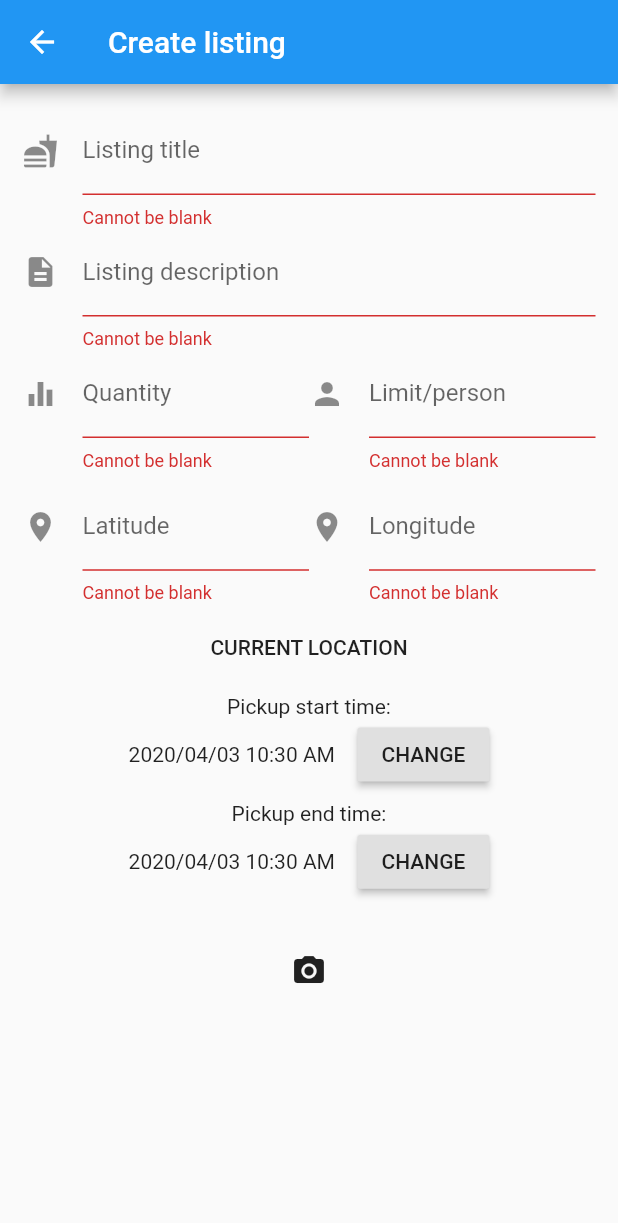
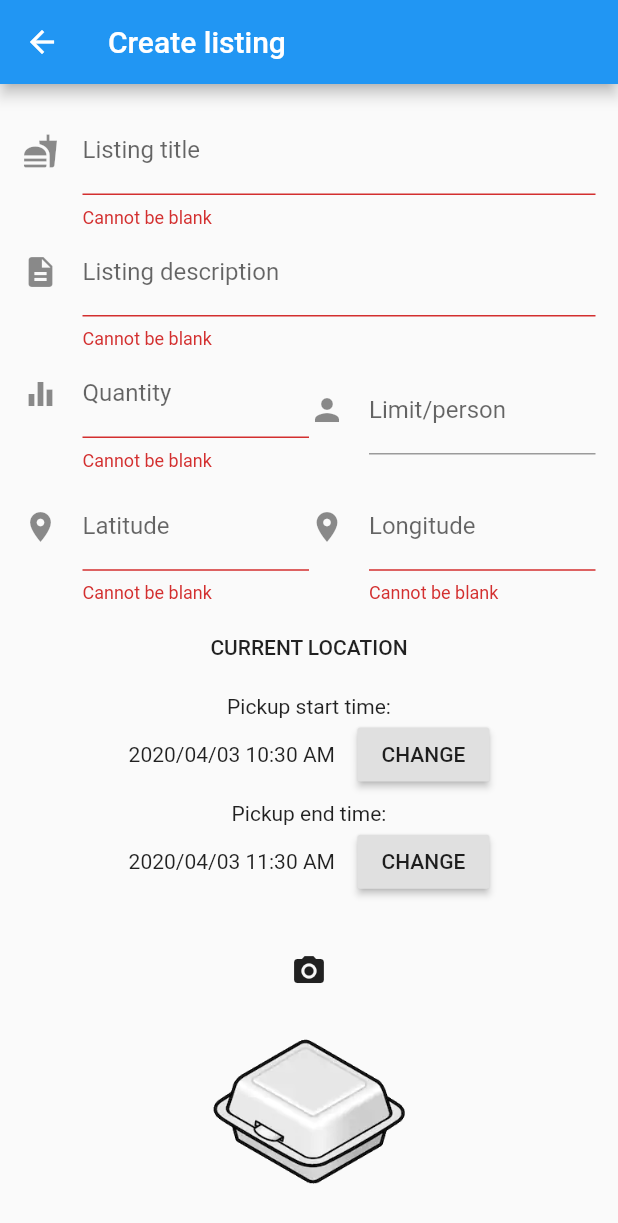
Before and after one commit to malcolm-weathers/leftovers, a Flutter app: the CreateListing screen opened directly with empty values, after a tap on "SUBMIT", on a phone screen of 412 x 824 dp. Shown: the top 1223 px of the screen. Run offline on Flutter 3.47's test engine with Material 2 defaults, Android fonts, the phone set to English and light mode, and no system bars; our stand-ins replace cloud_firestore, firebase_auth, firebase_storage, image_cropper, image_picker, location; accounts and stored records are empty.

Commit message:
fixes & stuff

```diff
--- a/lib/createlisting.dart
+++ b/lib/createlisting.dart
@@ -17,53 +17,30 @@ class CreateListing extends StatefulWidget {
 }
 
 class CreateListingState extends State<CreateListing> {
-  String _email;
-  String _title, _descr;
+  String _email, _title, _descr;
+  File _image;
   int _quantity, _limit;
   double _lat, _lon;
-
-  List<File> _imgs = [];
 
   final GlobalKey<FormState> _formKey = new GlobalKey<FormState>();
   var txtLat = TextEditingController();
   var txtLon = TextEditingController();
   Auth authHandler = new Auth();
 
-  String _timeS, _timeT;
-
-  DateTime _selectedDateS = DateTime.now();
-  DateTime _selectedDateT = DateTime.now();
-  TimeOfDay _selectedTimeS = TimeOfDay.now();
-  TimeOfDay _selectedTimeT = TimeOfDay.now();
+  DateTime _start = DateTime.now(), _finish = DateTime.now().add(Duration(hours: 1));
+  String _startS, _finishS;
 
   CreateListingState(String email) {
     _email = email;
-
-    TimeOfDay tt = _selectedTimeS.replacing(hour: _selectedTimeS.hourOfPeriod);
-
-    if (_selectedTimeS.hour < 12) {
-      _timeS = '${tt.hour}:${tt.minute.toString().padLeft(2, "0")} AM';
-    } else {
-      _timeS = '${tt.hour}:${tt.minute.toString().padLeft(2, "0")} PM';
-    }
-    tt = _selectedTimeT.replacing(hour: _selectedTimeT.hourOfPeriod);
-    if (_selectedTimeT.hour < 12) {
-      _timeT = '${tt.hour}:${tt.minute.toString().padLeft(2, "0")} AM';
-    } else {
-      _timeT = '${tt.hour}:${tt.minute.toString().padLeft(2, "0")} PM';
-    }
+    _setTimeStrings();
   }
 
   void _submitForm() {
     final FormState form = _formKey.currentState;
-    DateTime _dss = DateTime.utc(_selectedDateS.year, _selectedDateS.month, _selectedDateS.day,
-        _selectedTimeS.hour, _selectedTimeS.minute).toLocal().add(Duration(hours:5));
-    DateTime _dst = DateTime.utc(_selectedDateT.year, _selectedDateT.month, _selectedDateT.day,
-        _selectedTimeT.hour, _selectedTimeT.minute).toLocal().add(Duration(hours:5));
-    if (_dss.millisecondsSinceEpoch > _dst.millisecondsSinceEpoch + 3600000 && _imgs.length > 0) {
+    if (_start.millisecondsSinceEpoch > _finish.millisecondsSinceEpoch + 3600000 && _image != null) {
       print('End time must be at least an hour after start time');
       print('At least one image must be uploaded');
-    } else if (form.validate() && _timeS != null && _timeT != null) {
+    } else if (form.validate()) {
       form.save();
 
       Map<String, dynamic> newListing = {
@@ -76,14 +53,13 @@ class CreateListingState extends State<CreateListing> {
           'latitude': _lat,
           'longitude': _lon
         },
-        'time_s': _dss.millisecondsSinceEpoch / 1000,
-        'time_t': _dst.millisecondsSinceEpoch / 1000,
+        'time_s': _start.millisecondsSinceEpoch / 1000,
+        'time_t': _finish.millisecondsSinceEpoch / 1000,
         'claimed': {},
       };
 
       authHandler.listingSet(null, newListing).then((String docID) {
-        //_showDialog(context, 'Listing created', '');
-        authHandler.uploadImages(docID, _imgs).then((int value) {
+        authHandler.uploadImage(docID, _image).then((int value) {
           _showDialog(context, 'Listing created', '');
         });
       });
@@ -92,73 +68,105 @@ class CreateListingState extends State<CreateListing> {
     }
   }
 
+  void _setTimeStrings() {
+    String _hourS, _hourT, _amS, _amT;
+
+    if (_start.hour == 0) {
+      _hourS = '12';
+      _amS = 'AM';
+    } else if (_start.hour >= 12) {
+      _amS = 'PM';
+      if (_start.hour > 12) {
+        _hourS = (_start.hour - 12).toString();
+      } else {
+        _hourS = _start.hour.toString();
+      }
+    } else {
+      _hourS = _start.hour.toString();
+      _amS = 'AM';
+    }
+
+    if (_finish.hour == 0) {
+      _hourT = '12';
+      _amT = 'AM';
+    } else if (_finish.hour >= 12) {
+      _amT = 'PM';
+      if (_finish.hour > 12) {
+        _hourT = (_finish.hour - 12).toString();
+      } else {
+        _hourT = _finish.hour.toString();
+      }
+    } else {
+      _hourT = _finish.hour.toString();
+      _amT = 'AM';
+    }
+
+    _startS = '${_start.year}/${_start.month.toString().padLeft(2,"0")}/${_start.day.toString().padLeft(2,"0")} $_hourS:${_start.minute.toString().padLeft(2,"0")} $_amS';
+    _finishS = '${_finish.year}/${_finish.month.toString().padLeft(2,"0")}/${_finish.day.toString().padLeft(2,"0")} $_hourT:${_finish.minute.toString().padLeft(2,"0")} $_amT';
+  }
+
   Future<void> _selectDate(BuildContext context) async {
     final DateTime picked = await showDatePicker(
         context: context,
-        initialDate: _selectedDateS,
-        firstDate: DateTime.now().subtract(Duration(days: 1)),// DateTime(2015, 8),
-        lastDate: DateTime.now().add(Duration(days: 7)));
-    if (picked != null && picked != _selectedDateS)
+        initialDate: _start,
+        firstDate: DateTime.now().subtract(Duration(hours: 1)),
+        lastDate: DateTime.now().add(Duration(days: 7))
+    );
+    if (picked != null)
       setState(() {
-        _selectedDateS = picked;
+        _start = picked;
+        _setTimeStrings();
       });
   }
 
   Future<void> _selectDateT(BuildContext context) async {
     final DateTime picked = await showDatePicker(
         context: context,
-        initialDate: _selectedDateT,
-        firstDate: DateTime.now().subtract(Duration(days: 1)),// DateTime(2015, 8),
+        initialDate: _finish,
+        firstDate: DateTime.now().subtract(Duration(hours: 1)),
         lastDate: DateTime.now().add(Duration(days: 7)));
-    if (picked != null && picked != _selectedDateT)
+    if (picked != null)
       setState(() {
-        _selectedDateT = picked;
+        _finish = picked;
+        _setTimeStrings();
       });
   }
 
   Future<void> _selectTime(BuildContext context) async {
     final TimeOfDay picked = await showTimePicker(
       context: context,
-      initialTime: _selectedTimeS,
+      initialTime: TimeOfDay.now(),
     );
-    if (picked != null && picked != _selectedTimeS)
+    if (picked != null) {
       setState(() {
-        _selectedTimeS = picked;
-        TimeOfDay tt = _selectedTimeS.replacing(hour: _selectedTimeS.hourOfPeriod);
-        if (_selectedTimeS.hour < 12) {
-          _timeS = '${tt.hour}:${tt.minute.toString().padLeft(2, "0")} AM';
-        } else {
-          _timeS = '${tt.hour}:${tt.minute.toString().padLeft(2, "0")} PM';
+        _start = DateTime.utc(_start.year, _start.month, _start.day, picked.hour, picked.minute);
+        _setTimeStrings();
+      });
     }
-      });
   }
 
   Future<void> _selectTimeT(BuildContext context) async {
     final TimeOfDay picked = await showTimePicker(
       context: context,
-      initialTime: _selectedTimeT,
+      initialTime: TimeOfDay.now().replacing(hour: TimeOfDay.now().hour + 1),
     );
-    if (picked != null && picked != _selectedTimeT)
+    if (picked != null) {
       setState(() {
-        _selectedTimeT = picked;
-        TimeOfDay tt = _selectedTimeT.replacing(hour: _selectedTimeT.hourOfPeriod);
-        if (_selectedTimeT.hour < 12) {
-          _timeT = '${tt.hour}:${tt.minute.toString().padLeft(2, "0")} AM';
-        } else {
-          _timeT = '${tt.hour}:${tt.minute.toString().padLeft(2, "0")} PM';
+        _finish = DateTime.utc(_finish.year, _finish.month, _finish.day, picked.hour, picked.minute);
+        _setTimeStrings();
+      });
     }
-      });
   }
 
   Future getImage() async {
-    File _image = await imagepicker.ImagePicker.pickImage(
+    File _x = await imagepicker.ImagePicker.pickImage(
       source: imagepicker.ImageSource.gallery,
     );
-    if (_image == null) {
+    if (_x == null) {
       return;
     }
     File _cropped = await ImageCropper.cropImage(
-      sourcePath: _image.path,
+      sourcePath: _x.path,
       aspectRatio: CropAspectRatio(ratioX: 1.0, ratioY: 1.0),
       maxHeight: 600,
       maxWidth: 600,
@@ -167,7 +175,7 @@ class CreateListingState extends State<CreateListing> {
       return;
     }
     setState(() {
-      _imgs.add(_cropped);
+      _image = _cropped;
     });
   }
 
@@ -248,12 +256,13 @@ class CreateListingState extends State<CreateListing> {
                         decoration: const InputDecoration(
                           icon: Icon(Icons.person),
                           labelText: 'Limit/person',
-                              hintText: '0 for no limit'
+                          hintText: 'Blank for no limit'
                         ),
                         keyboardType: TextInputType.number,
                         validator: (value) {
                           if (value == '') {
-                              return 'Cannot be blank';
+                            _limit = 0;
+                            return null;
                           }
                           if (int.parse(value) < 0) {
                             return 'Cannot be negative. Use 0 for no limit';
@@ -325,9 +334,7 @@ class CreateListingState extends State<CreateListing> {
                   mainAxisAlignment: MainAxisAlignment.center,
                   crossAxisAlignment: CrossAxisAlignment.center,
                   children: <Widget>[
-                    Text(
-                        '${_selectedDateS.year}/${_selectedDateS.month.toString().padLeft(2, "0")}/${_selectedDateS.day.toString().padLeft(2, "0")} $_timeS'
-                    ),
+                    Text('$_startS'),
                     SizedBox(width: 15.0),
                     RaisedButton(
                         child: Text('CHANGE'),
@@ -345,9 +352,7 @@ class CreateListingState extends State<CreateListing> {
                   mainAxisAlignment: MainAxisAlignment.center,
                   crossAxisAlignment: CrossAxisAlignment.center,
                   children: <Widget>[
-                    Text(
-                        '${_selectedDateT.year}/${_selectedDateT.month.toString().padLeft(2, "0")}/${_selectedDateT.day.toString().padLeft(2, "0")} $_timeT'
-                    ),
+                    Text('$_finishS'),
                     SizedBox(width: 15.0),
                     RaisedButton(
                         child: Text('CHANGE'),
@@ -364,9 +369,18 @@ class CreateListingState extends State<CreateListing> {
                   icon: Icon(Icons.camera_alt),
                   onPressed: getImage,
                 ),
-                SizedBox(
-                  height: 150,
-                  child: ListView.builder(
+                Container(
+                  child: _image == null ? Image.asset('assets/icon.png',height:150) : Image.file(_image,height:150)
+                ),
+                /*SizedBox(
+                  height: 150.0,
+                  child: FadeInImage.memoryNetwork(
+                    placeholder: 'assets/icon.png',
+                    image: _imagePath,
+                  ),
+                ),*/
+
+                /*ListView.builder(
                   shrinkWrap: true,
                   scrollDirection: Axis.horizontal,
                   itemCount: _imgs.length,
@@ -380,8 +394,7 @@ class CreateListingState extends State<CreateListing> {
                       )
                     );
                   }
-                  ),
-                ),
+                ),*/
                 SizedBox(height: 25.0),
                 RaisedButton(
                     child: Text('SUBMIT'),
--- a/lib/search.dart
+++ b/lib/search.dart
@@ -30,6 +30,7 @@ class SearchState extends State<Search> {
     for (var _x in _inRange) {
       _x['img0'] = await authHandler.getImage0(_x['id']);
     }
+    return 0;
   }
 
   @override
@@ -123,11 +124,11 @@ class SearchState extends State<Search> {
                         child: Text('SEARCH'),
                         onPressed: _submitForm
                     ),
-                    SizedBox(height: 20.0),
+                    SizedBox(height: 40.0),
                     ListView.builder(
                         shrinkWrap: true,
                         itemCount: _inRange.length,
-                        padding: EdgeInsets.only(left: 25.0, right: 25.0, top: 0.0, bottom: 0.0),
+                        padding: EdgeInsets.only(left: 0.0, right: 0.0, top: 0.0, bottom: 0.0),
                         itemBuilder: (BuildContext ctxt, int index) {
                           return new ListTile(
                               title: Text(
--- a/lib/viewmine.dart
+++ b/lib/viewmine.dart
@@ -225,6 +225,7 @@ class ViewMineState extends State<ViewMine> {
                   child: new Text('Delete'),
                   onPressed: () {
                     authHandler.listingDelete(_id);
+                    authHandler.imageDelete(_id);
                     Navigator.of(context).pop();
                     Navigator.of(context).pop();
                   }
```
Also changed, not shown: lib/auth.dart (+12 -11 lines), lib/home.dart (+10 -5 lines), lib/viewother.dart (+18 -11 lines). Lines whose indentation alone changed are shown as unchanged.
